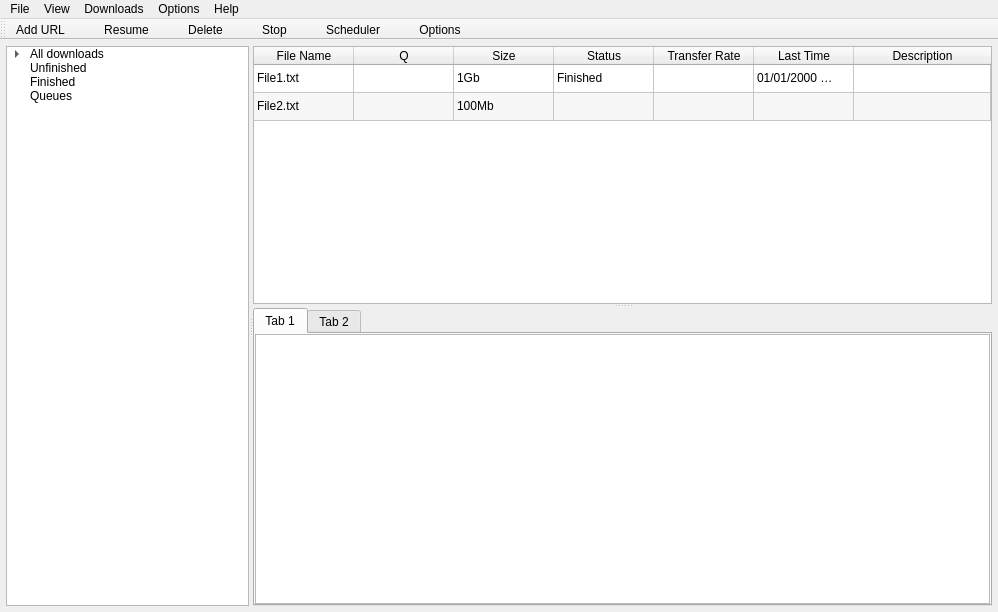
Old version of the form mainwindow.ui in the repository trunghieu2570/QDownloadManager.
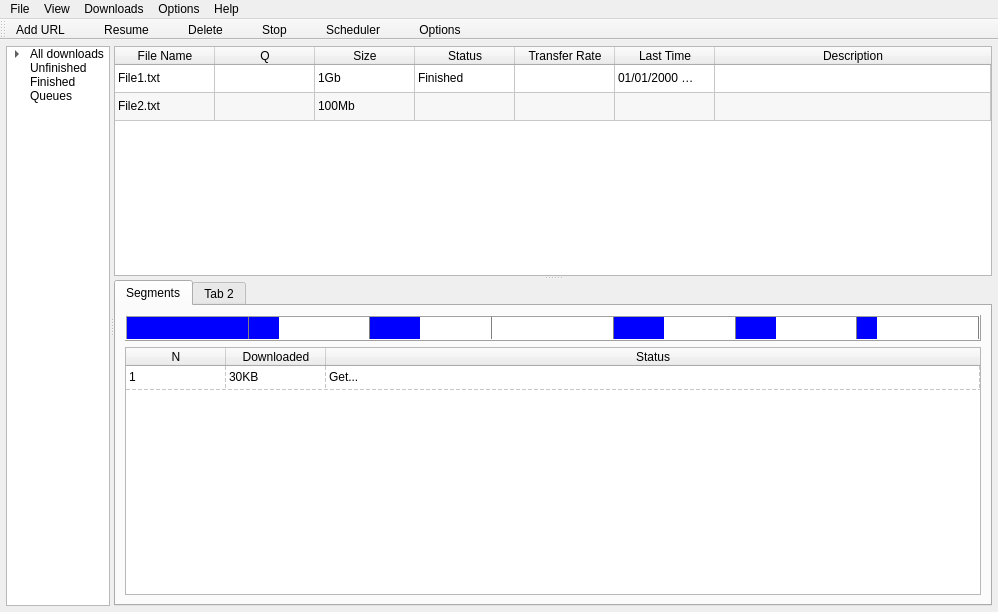
New version of the form. Icons and pictures are not drawn.

Diff of the .ui file:
```diff
--- a/mainwindow.ui
+++ b/mainwindow.ui
@@ -244,23 +244,316 @@
         </property>
         <widget class="QWidget" name="tab">
          <attribute name="title">
-          <string>Tab 1</string>
+          <string>Segments</string>
          </attribute>
-         <layout class="QVBoxLayout" name="verticalLayout_2">
-          <property name="leftMargin">
-           <number>0</number>
-          </property>
-          <property name="topMargin">
-           <number>0</number>
-          </property>
-          <property name="rightMargin">
-           <number>0</number>
-          </property>
-          <property name="bottomMargin">
-           <number>0</number>
-          </property>
+         <layout class="QHBoxLayout" name="horizontalLayout">
           <item>
-           <widget class="QTableWidget" name="tableWidget_2"/>
+           <layout class="QVBoxLayout" name="verticalLayout_2">
+            <item>
+             <widget class="QFrame" name="frame">
+              <property name="frameShape">
+               <enum>QFrame::Box</enum>
+              </property>
+              <property name="frameShadow">
+               <enum>QFrame::Raised</enum>
+              </property>
+              <layout class="QHBoxLayout" name="horizontalLayout_2">
+               <property name="spacing">
+                <number>0</number>
+               </property>
+               <property name="leftMargin">
+                <number>0</number>
+               </property>
+               <property name="topMargin">
+                <number>0</number>
+               </property>
+               <property name="rightMargin">
+                <number>0</number>
+               </property>
+               <property name="bottomMargin">
+                <number>0</number>
+               </property>
+               <item>
+                <widget class="QProgressBar" name="progressBar">
+                 <property name="styleSheet">
+                  <string notr="true">QProgressBar:horizontal {
+border: 0px solid gray;
+border-radius: 0px;
+border-right: 1px solid gray;
+background: white;
+padding: 0px;
+text-align: right;
+}
+QProgressBar::chunk:horizontal {
+background: blue;
+margin-right: 0px; /* space */
+width: 10px;
+}</string>
+                 </property>
+                 <property name="value">
+                  <number>100</number>
+                 </property>
+                 <property name="alignment">
+                  <set>Qt::AlignLeading|Qt::AlignLeft|Qt::AlignVCenter</set>
+                 </property>
+                 <property name="textVisible">
+                  <bool>false</bool>
+                 </property>
+                 <property name="orientation">
+                  <enum>Qt::Horizontal</enum>
+                 </property>
+                </widget>
+               </item>
+               <item>
+                <widget class="QProgressBar" name="progressBar_2">
+                 <property name="styleSheet">
+                  <string notr="true">QProgressBar:horizontal {
+border: 0px solid gray;
+border-radius: 0px;
+border-right: 1px solid gray;
+background: white;
+padding: 0px;
+text-align: right;
+}
+QProgressBar::chunk:horizontal {
+background: blue;
+margin-right: 0px; /* space */
+width: 10px;
+}</string>
+                 </property>
+                 <property name="value">
+                  <number>20</number>
+                 </property>
+                 <property name="alignment">
+                  <set>Qt::AlignLeading|Qt::AlignLeft|Qt::AlignVCenter</set>
+                 </property>
+                 <property name="textVisible">
+                  <bool>false</bool>
+                 </property>
+                 <property name="orientation">
+                  <enum>Qt::Horizontal</enum>
+                 </property>
+                </widget>
+               </item>
+               <item>
+                <widget class="QProgressBar" name="progressBar_3">
+                 <property name="styleSheet">
+                  <string notr="true">QProgressBar:horizontal {
+border: 0px solid gray;
+border-radius: 0px;
+border-right: 1px solid gray;
+background: white;
+padding: 0px;
+text-align: right;
+}
+QProgressBar::chunk:horizontal {
+background: blue;
+margin-right: 0px; /* space */
+width: 10px;
+}</string>
+                 </property>
+                 <property name="value">
+                  <number>40</number>
+                 </property>
+                 <property name="alignment">
+                  <set>Qt::AlignLeading|Qt::AlignLeft|Qt::AlignVCenter</set>
+                 </property>
+                 <property name="textVisible">
+                  <bool>false</bool>
+                 </property>
+                 <property name="orientation">
+                  <enum>Qt::Horizontal</enum>
+                 </property>
+                </widget>
+               </item>
+               <item>
+                <widget class="QProgressBar" name="progressBar_4">
+                 <property name="styleSheet">
+                  <string notr="true">QProgressBar:horizontal {
+border: 0px solid gray;
+border-radius: 0px;
+border-right: 1px solid gray;
+background: white;
+padding: 0px;
+text-align: right;
+}
+QProgressBar::chunk:horizontal {
+background: blue;
+margin-right: 0px; /* space */
+width: 10px;
+}</string>
+                 </property>
+                 <property name="value">
+                  <number>0</number>
+                 </property>
+                 <property name="alignment">
+                  <set>Qt::AlignLeading|Qt::AlignLeft|Qt::AlignVCenter</set>
+                 </property>
+                 <property name="textVisible">
+                  <bool>false</bool>
+                 </property>
+                 <property name="orientation">
+                  <enum>Qt::Horizontal</enum>
+                 </property>
+                </widget>
+               </item>
+               <item>
+                <widget class="QProgressBar" name="progressBar_5">
+                 <property name="styleSheet">
+                  <string notr="true">QProgressBar:horizontal {
+border: 0px solid gray;
+border-radius: 0px;
+border-right: 1px solid gray;
+background: white;
+padding: 0px;
+text-align: right;
+}
+QProgressBar::chunk:horizontal {
+background: blue;
+margin-right: 0px; /* space */
+width: 10px;
+}</string>
+                 </property>
+                 <property name="value">
+                  <number>40</number>
+                 </property>
+                 <property name="alignment">
+                  <set>Qt::AlignLeading|Qt::AlignLeft|Qt::AlignVCenter</set>
+                 </property>
+                 <property name="textVisible">
+                  <bool>false</bool>
+                 </property>
+                 <property name="orientation">
+                  <enum>Qt::Horizontal</enum>
+                 </property>
+                </widget>
+               </item>
+               <item>
+                <widget class="QProgressBar" name="progressBar_6">
+                 <property name="styleSheet">
+                  <string notr="true">QProgressBar:horizontal {
+border: 0px solid gray;
+border-radius: 0px;
+border-right: 1px solid gray;
+background: white;
+padding: 0px;
+text-align: right;
+}
+QProgressBar::chunk:horizontal {
+background: blue;
+margin-right: 0px; /* space */
+width: 10px;
+}</string>
+                 </property>
+                 <property name="value">
+                  <number>30</number>
+                 </property>
+                 <property name="alignment">
+                  <set>Qt::AlignLeading|Qt::AlignLeft|Qt::AlignVCenter</set>
+                 </property>
+                 <property name="textVisible">
+                  <bool>false</bool>
+                 </property>
+                 <property name="orientation">
+                  <enum>Qt::Horizontal</enum>
+                 </property>
+                </widget>
+               </item>
+               <item>
+                <widget class="QProgressBar" name="progressBar_7">
+                 <property name="styleSheet">
+                  <string notr="true">QProgressBar:horizontal {
+border: 0px solid gray;
+border-radius: 0px;
+border-right: 1px solid gray;
+background: white;
+padding: 0px;
+text-align: right;
+}
+QProgressBar::chunk:horizontal {
+background: blue;
+margin-right: 0px; /* space */
+width: 10px;
+}</string>
+                 </property>
+                 <property name="value">
+                  <number>10</number>
+                 </property>
+                 <property name="alignment">
+                  <set>Qt::AlignLeading|Qt::AlignLeft|Qt::AlignVCenter</set>
+                 </property>
+                 <property name="textVisible">
+                  <bool>false</bool>
+                 </property>
+                 <property name="orientation">
+                  <enum>Qt::Horizontal</enum>
+                 </property>
+                </widget>
+               </item>
+              </layout>
+             </widget>
+            </item>
+            <item>
+             <widget class="QTableWidget" name="tableWidget_2">
+              <property name="editTriggers">
+               <set>QAbstractItemView::NoEditTriggers</set>
+              </property>
+              <property name="selectionMode">
+               <enum>QAbstractItemView::NoSelection</enum>
+              </property>
+              <property name="selectionBehavior">
+               <enum>QAbstractItemView::SelectRows</enum>
+              </property>
+              <property name="gridStyle">
+               <enum>Qt::DashLine</enum>
+              </property>
+              <attribute name="horizontalHeaderStretchLastSection">
+               <bool>true</bool>
+              </attribute>
+              <attribute name="verticalHeaderVisible">
+               <bool>false</bool>
+              </attribute>
+              <attribute name="verticalHeaderDefaultSectionSize">
+               <number>24</number>
+              </attribute>
+              <row>
+               <property name="text">
+                <string>1</string>
+               </property>
+              </row>
+              <column>
+               <property name="text">
+                <string>N</string>
+               </property>
+              </column>
+              <column>
+               <property name="text">
+                <string>Downloaded</string>
+               </property>
+              </column>
+              <column>
+               <property name="text">
+                <string>Status</string>
+               </property>
+              </column>
+              <item row="0" column="0">
+               <property name="text">
+                <string>1</string>
+               </property>
+              </item>
+              <item row="0" column="1">
+               <property name="text">
+                <string>30KB</string>
+               </property>
+              </item>
+              <item row="0" column="2">
+               <property name="text">
+                <string>Get...</string>
+               </property>
+              </item>
+             </widget>
+            </item>
+           </layout>
           </item>
          </layout>
         </widget>
```
